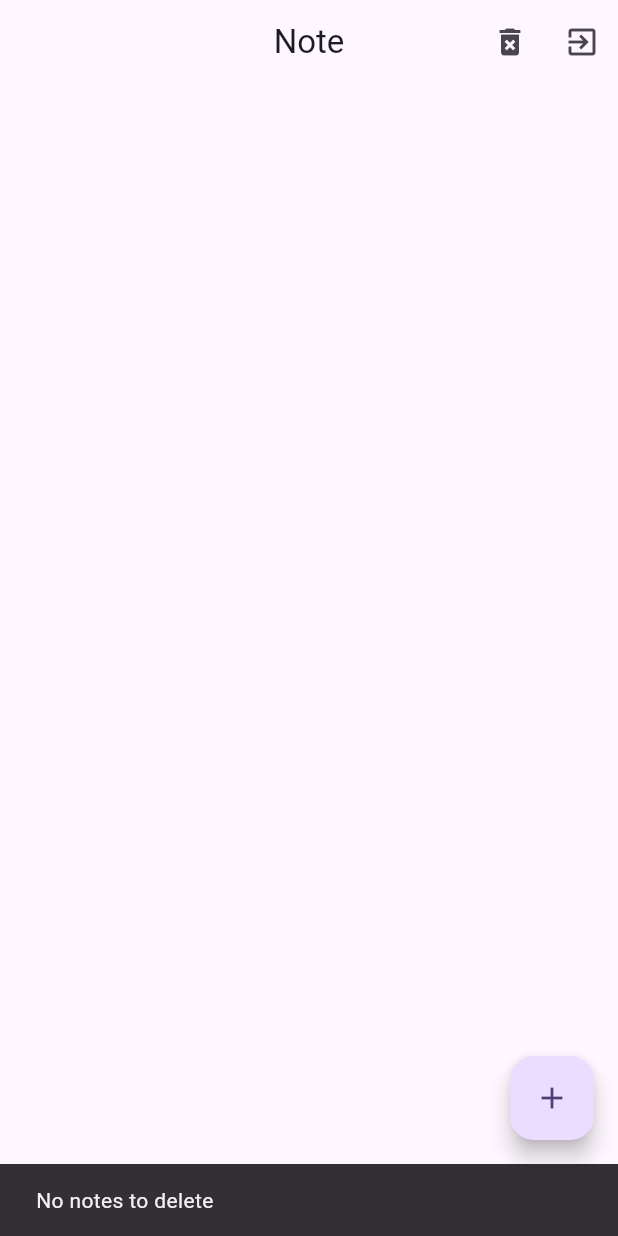
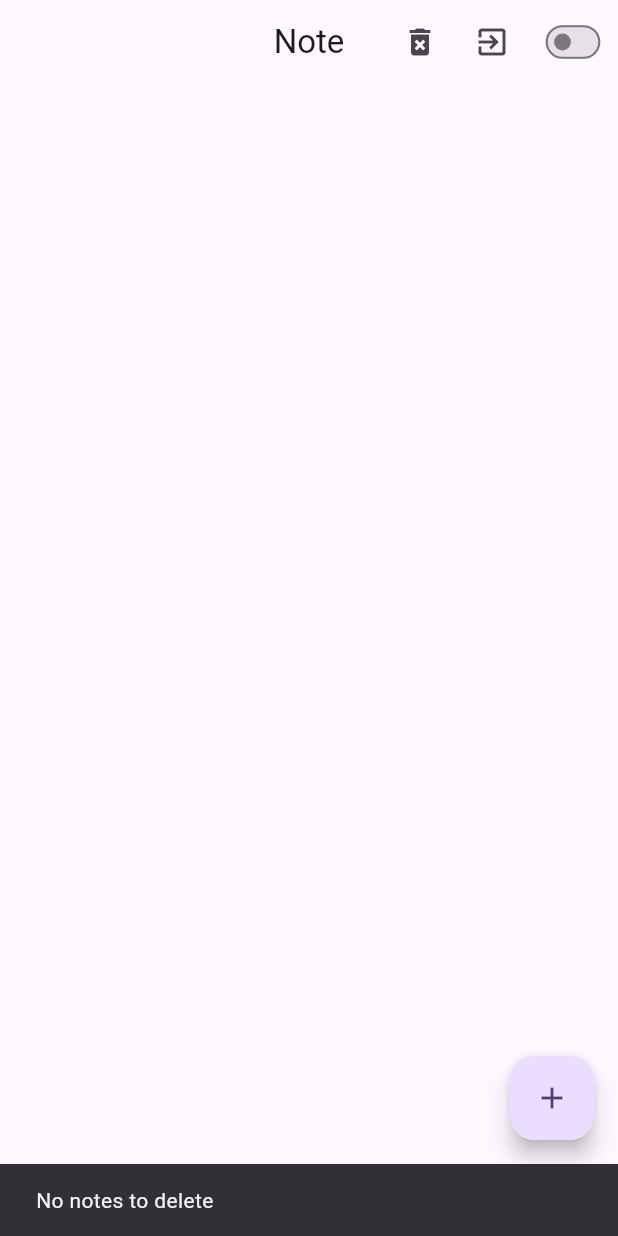
Before and after one commit to robingithb/Note_taking_App, a Flutter app: the screen it shows after launch, after a tap on the "delete forever" icon, on a phone screen of 412 x 824 dp. Run offline on Flutter 3.47's test engine with Material 3 defaults, Android fonts, the phone set to English and light mode, and no system bars; our stand-ins replace shared_preferences, sqflite; accounts and stored records are empty.

Commit message:
enable night mode

```diff
--- a/lib/main.dart
+++ b/lib/main.dart
@@ -1,5 +1,6 @@
 import 'package:flutter/material.dart';
 import 'package:note_intake_app/ui/homescreen.dart';
+import 'package:shared_preferences/shared_preferences.dart';
 
 void main() {
   runApp(const NoteApp());
@@ -13,14 +14,40 @@ class NoteApp extends StatefulWidget {
 }
 
 class _NoteAppState extends State<NoteApp> {
+  ThemeMode _themeMode = ThemeMode.light;
+  Future<void> _loadThemePreferences() async {
+    SharedPreferences pref = await SharedPreferences.getInstance();
+    bool isDarkMode = pref.getBool("isDarkMode") ?? false;
+    setState(() {
+      _themeMode = isDarkMode ? ThemeMode.dark : ThemeMode.light;
+    });
+  }
+
+  Future<void> _toggleTheme(bool isDarkMode) async {
+    SharedPreferences pref = await SharedPreferences.getInstance();
+    setState(() {
+      _themeMode = isDarkMode ? ThemeMode.dark : ThemeMode.light;
+      pref.setBool("isDarkMode", isDarkMode);
+    });
+  }
+
+  @override
+  void initState() {
+    super.initState();
+    _loadThemePreferences();
+  }
+
   @override
   Widget build(BuildContext context) {
     return MaterialApp(
       title: "Note App",
       theme: ThemeData(
           colorScheme: ColorScheme.fromSeed(seedColor: Colors.deepPurple),
-          useMaterial3: true),
-      home: const Homescreen(),
+          useMaterial3: true,
+          brightness: Brightness.light),
+      darkTheme: ThemeData(brightness: Brightness.dark),
+      themeMode: _themeMode,
+      home: Homescreen(onThemeChanged: _toggleTheme),
     );
   }
 }
--- a/lib/ui/homescreen.dart
+++ b/lib/ui/homescreen.dart
@@ -1,15 +1,30 @@
 import 'package:flutter/material.dart';
 import 'package:flutter/services.dart';
 import 'package:note_intake_app/services/databse_helper.dart';
+import 'package:shared_preferences/shared_preferences.dart';
 
 class Homescreen extends StatefulWidget {
-  const Homescreen({super.key});
+  final Function(bool) onThemeChanged;
+  const Homescreen({super.key, required this.onThemeChanged});
 
   @override
   State<Homescreen> createState() => _HomescreenState();
 }
 
 class _HomescreenState extends State<Homescreen> {
+  bool _isDarkMode = false;
+  Future<void> _loadPreferences() async {
+    SharedPreferences pref = await SharedPreferences.getInstance();
+    _isDarkMode = pref.getBool("isDarkMode") ?? false;
+  }
+
+  void _toggleTheme(bool value) {
+    setState(() {
+      _isDarkMode = value;
+      widget.onThemeChanged(_isDarkMode);
+    });
+  }
+
   List<Map<String, dynamic>> _allNotes = [];
   bool _isLoading = true;
 
@@ -29,6 +44,7 @@ class _HomescreenState extends State<Homescreen> {
   void initState() {
     super.initState();
     _reloadNotes();
+    _loadPreferences();
   }
 
   Future _addNote() async {
@@ -157,7 +173,15 @@ class _HomescreenState extends State<Homescreen> {
               onPressed: () {
                 _exitApp();
               },
-              icon: const Icon(Icons.exit_to_app))
+              icon: const Icon(Icons.exit_to_app)),
+          Transform.scale(
+            scale: 0.7,
+            child: Switch(
+                value: _isDarkMode,
+                onChanged: (value) {
+                  _toggleTheme(value);
+                }),
+          )
         ],
       ),
       body: SafeArea(
```
